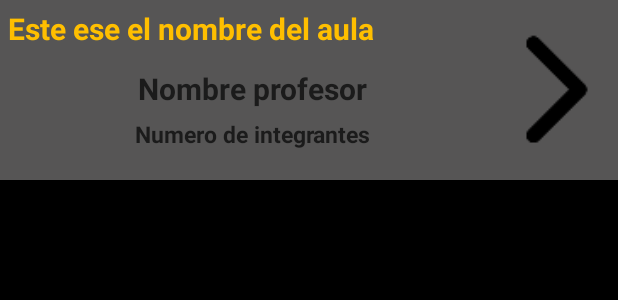
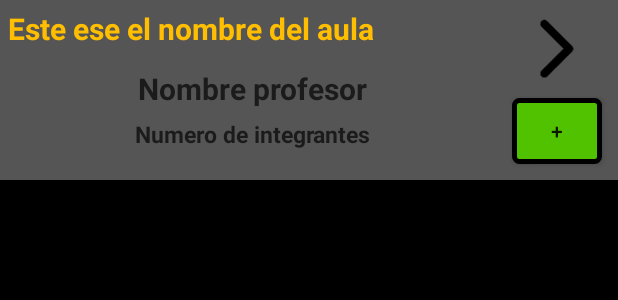
Before and after one commit to andresarangopro/appCompact, an Android app: the layout rv_aula.xml on its own in the app's theme, with its tools: preview values and no code run, on a phone screen of 412 x 824 dp. Shown: the top 300 px of the screen. Run offline under Robolectric (Android 15) with nearby library versions, the phone set to English and light mode, and no system bars.

Commit message:
Se organizan aulas para que tenga el botón que se activa cuando el usuario es un profesor.

```diff
--- a/app/src/main/java/com/example/felipearango/appcompact/models/RecyclerAdapterRetos.java
+++ b/app/src/main/java/com/example/felipearango/appcompact/models/RecyclerAdapterRetos.java
@@ -26,7 +26,7 @@ public class RecyclerAdapterRetos extends RecyclerView.Adapter<RecyclerAdapterRe
     private ArrayList<Reto> listRetos;
     private Context mContext;
     private Bundle args = new Bundle();
-    private  FragmentTransaction transaction;
+    private FragmentTransaction transaction;
 
     public static class RecyclerAdapterHolder extends RecyclerView.ViewHolder {
         public TextView nombre;
--- a/app/src/main/res/layout/rv_aula.xml
+++ b/app/src/main/res/layout/rv_aula.xml
@@ -47,9 +47,27 @@
             android:textColor="@color/colorAccentDark"
             android:textSize="15sp" />
     </LinearLayout>
-    <ImageView
-        android:src="@mipmap/ic_arrow"
+    <LinearLayout
+        android:padding="5dp"
+        android:orientation="vertical"
+        android:weightSum="2"
         android:layout_weight="2"
         android:layout_width="0dp"
-        android:layout_height="match_parent" />
+        android:layout_height="match_parent">
+        <ImageView
+            android:layout_margin="5dp"
+            android:id="@+id/imageIcon"
+            android:src="@mipmap/ic_arrow"
+            android:layout_weight="1"
+            android:layout_width="match_parent"
+            android:layout_height="0dp" />
+        <Button
+            android:layout_margin="5dp"
+            android:background="@drawable/circular_button"
+            android:id="@+id/btnAddStudents"
+            android:text="+"
+            android:layout_weight="1"
+            android:layout_width="match_parent"
+            android:layout_height="0dp" />
+    </LinearLayout>
 </LinearLayout>
```
Also changed, not shown: app/src/main/java/com/example/felipearango/appcompact/Fragments/FragmentClassroomCode.java (+43 -6 lines), app/src/main/java/com/example/felipearango/appcompact/Fragments/FragmentMyClassroom.java (+19 -9 lines), app/src/main/java/com/example/felipearango/appcompact/models/RecyclerAdapterClassroom.java (+103 -2 lines).
